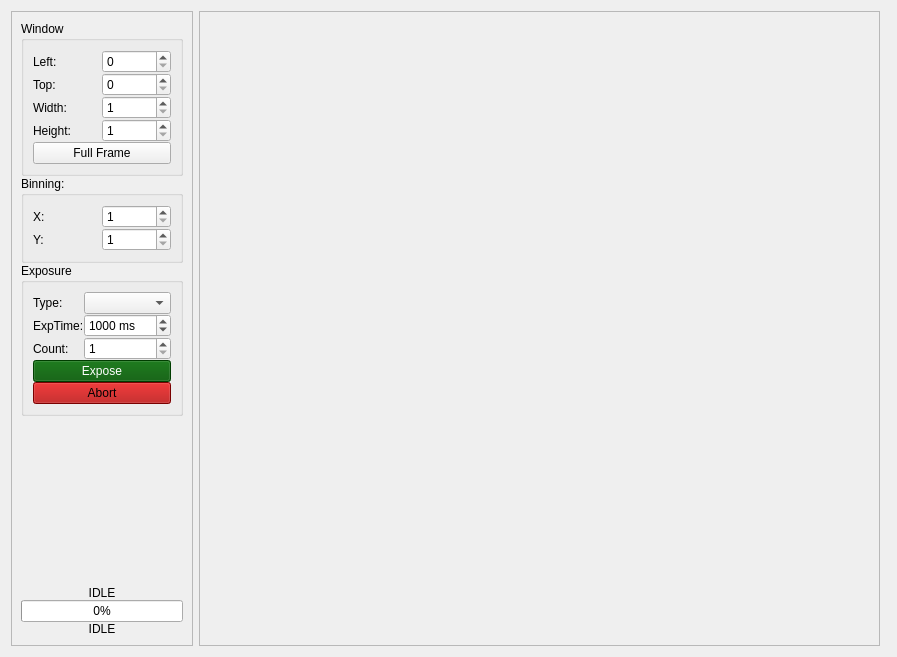
Before: the Qt Designer form pyobs_gui/qt/widgetcamera.ui in pyobs/pyobs-gui, drawn with Qt 5.
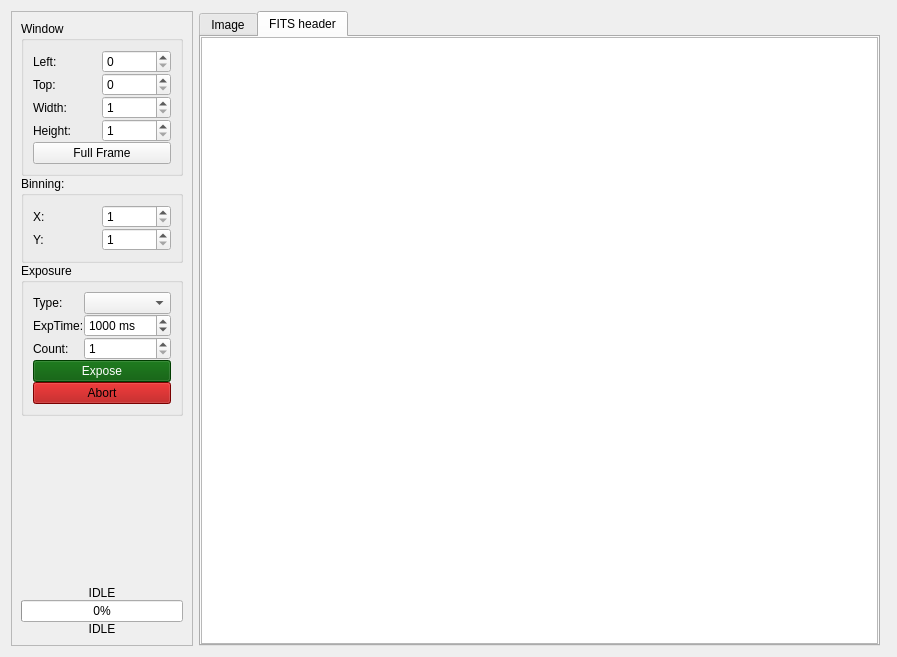
After: the same form once the commit is applied.

Commit message: showing fits headers

```diff
--- a/pyobs_gui/qt/widgetcamera.ui
+++ b/pyobs_gui/qt/widgetcamera.ui
@@ -1128,13 +1128,56 @@
     </widget>
    </item>
    <item>
-    <widget class="QFrame" name="frame">
-     <property name="frameShape">
-      <enum>QFrame::StyledPanel</enum>
+    <widget class="QTabWidget" name="tabWidget">
+     <property name="currentIndex">
+      <number>1</number>
      </property>
-     <property name="frameShadow">
-      <enum>QFrame::Raised</enum>
-     </property>
+     <widget class="QWidget" name="tabImage" native="true">
+      <attribute name="title">
+       <string>Image</string>
+      </attribute>
+     </widget>
+     <widget class="QWidget" name="tabFitsHeader">
+      <attribute name="title">
+       <string>FITS header</string>
+      </attribute>
+      <layout class="QVBoxLayout" name="verticalLayout_2">
+       <property name="leftMargin">
+        <number>0</number>
+       </property>
+       <property name="topMargin">
+        <number>0</number>
+       </property>
+       <property name="rightMargin">
+        <number>0</number>
+       </property>
+       <property name="bottomMargin">
+        <number>0</number>
+       </property>
+       <item>
+        <widget class="QTableWidget" name="tableFitsHeader">
+         <property name="editTriggers">
+          <set>QAbstractItemView::NoEditTriggers</set>
+         </property>
+         <property name="alternatingRowColors">
+          <bool>true</bool>
+         </property>
+         <property name="selectionMode">
+          <enum>QAbstractItemView::SingleSelection</enum>
+         </property>
+         <property name="selectionBehavior">
+          <enum>QAbstractItemView::SelectRows</enum>
+         </property>
+         <attribute name="horizontalHeaderStretchLastSection">
+          <bool>true</bool>
+         </attribute>
+         <attribute name="verticalHeaderVisible">
+          <bool>false</bool>
+         </attribute>
+        </widget>
+       </item>
+      </layout>
+     </widget>
     </widget>
    </item>
    <item>
```
The commit also changes 2 other files.
